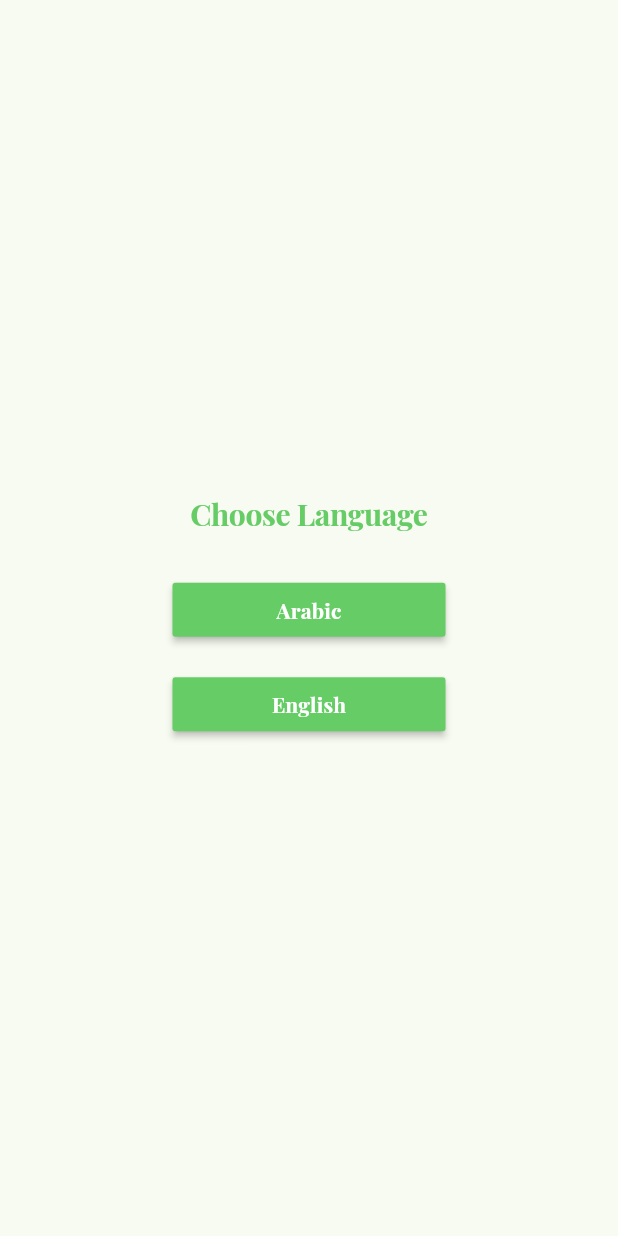
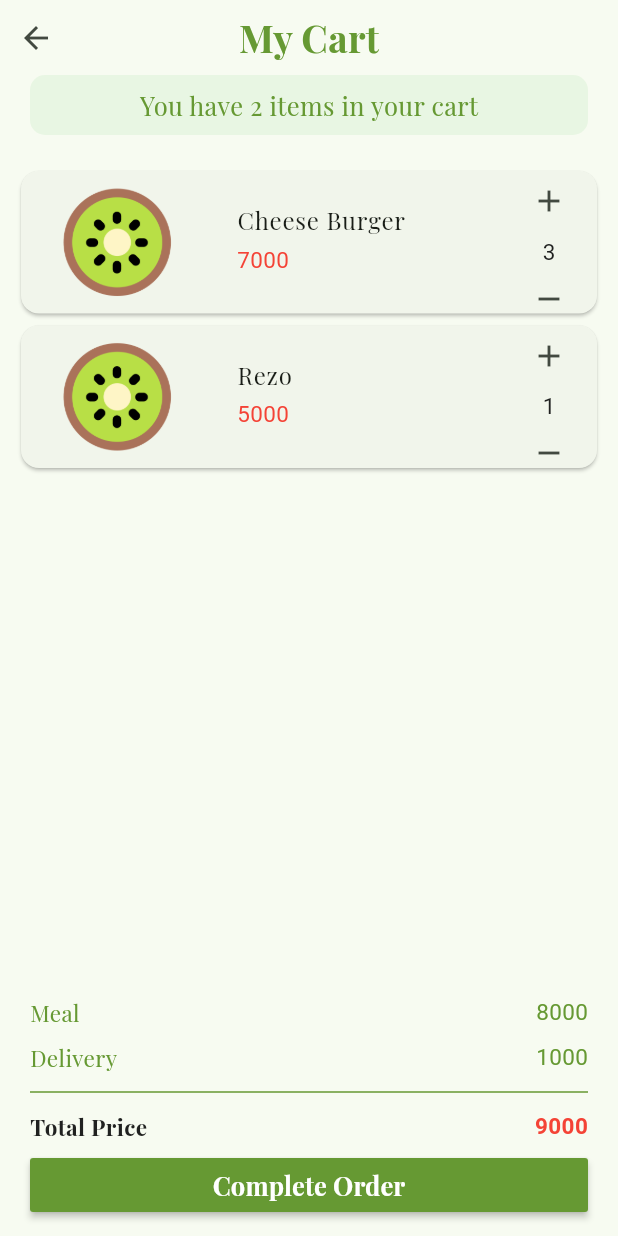
Before and after one commit to Abdullah-ms/kiwi, a Flutter app: the screen it shows after launch, on a phone screen of 412 x 824 dp. Run offline on Flutter 3.47's test engine with Material 3 defaults, Android fonts, the phone set to English and light mode, and no system bars; our stand-ins replace cached_network_image, dartz, flutter_otp_text_field, flutter_svg, get, lottie and 1 more; Roboto replaces fonts that are missing (sans); project files that could hold a hidden picture were left out.

Commit message:
initial commit

```diff
--- a/lib/routes.dart
+++ b/lib/routes.dart
@@ -9,6 +9,7 @@ import 'package:kiwi/view/screens/auth/success_SignUp.dart';
 import 'package:kiwi/view/screens/auth/forgetPassword/success_reset.dart';
 import 'package:kiwi/view/screens/auth/forgetPassword/verifyCode.dart';
 import 'package:kiwi/view/screens/auth/verifyCodeSignUp.dart';
+import 'package:kiwi/view/screens/cart.dart';
 import 'package:kiwi/view/screens/homeScreen.dart';
 import 'package:kiwi/view/screens/items.dart';
 import 'package:kiwi/view/screens/language.dart';
@@ -18,9 +19,8 @@ import 'package:kiwi/view/test_view.dart';
 import 'core/middleware/middlewareOne.dart';
 
 List<GetPage<dynamic>>? myGetPages = [
-  GetPage(
-      name: "/", page: () => const Language(), middlewares: [MiddleWareOne()]),
-  // GetPage(name: "/", page: () => const Products()),
+  // GetPage( name: "/", page: () => const Language(), middlewares: [MiddleWareOne()]),
+  GetPage(name: "/", page: () => const Cart()),
   GetPage(name: AppRoutes.onBoarding, page: () => const OnBoarding()),
   //Auth
   GetPage(name: AppRoutes.login, page: () => const Login()),
--- /dev/null
+++ b/lib/view/screens/cart.dart
@@ -0,0 +1,52 @@
+import 'package:flutter/material.dart';
+import '../widgets/cart/customBottomNavigationBar.dart';
+import '../widgets/cart/customItemsCartList.dart';
+import '../widgets/cart/topAppBarCart.dart';
+import '../widgets/cart/topCardCart.dart';
+
+class Cart extends StatelessWidget {
+  const Cart({super.key});
+
+  @override
+  Widget build(BuildContext context) {
+    return Scaffold(
+      bottomNavigationBar: CustomBottomNavigationBar(
+        price: '8000',
+        delivery: '1000',
+        totalPrice: '9000',
+      ),
+      body: Container(
+        child: ListView(
+          children: [
+            TopAppBarCart(
+              title: 'My Cart',
+            ),
+            TopCardCart(
+              message: 'You have 2 items in your cart',
+            ),
+            const SizedBox(
+              height: 10,
+            ),
+            Padding(
+              padding: const EdgeInsets.all(10),
+              child: Column(
+                children: [
+                  CustomItemsCartList(
+                    itemName: 'Cheese Burger',
+                    itemPrice: '7000',
+                    itemCount: '3',
+                  ),
+                  CustomItemsCartList(
+                    itemName: 'Rezo',
+                    itemPrice: '5000',
+                    itemCount: '1',
+                  ),
+                ],
+              ),
+            ),
+          ],
+        ),
+      ),
+    );
+  }
+}
--- a/lib/view/screens/products.dart
+++ b/lib/view/screens/products.dart
@@ -69,7 +69,7 @@ class Products extends StatelessWidget {
                       .bodyMedium!
                       .copyWith(color: AppColors.blackIntermediate),
                 ),
-                const SizedBox(
+/*                const SizedBox(
                   height: 10,
                 ),
                 Text(
@@ -82,7 +82,7 @@ class Products extends StatelessWidget {
                 const SizedBox(
                   height: 10,
                 ),
-                const SubItemsList()
+                const SubItemsList()*/
               ],
             ),
           ),
--- a/lib/view/screens/settings.dart
+++ b/lib/view/screens/settings.dart
@@ -32,7 +32,8 @@ class Settings extends StatelessWidget {
                   backgroundColor: AppColors.primaryColor,
                   backgroundImage: const AssetImage(MyImages.logo),
                 ),
-                ))
+              ),
+            ),
           ],
         ),
         const SizedBox(
@@ -44,28 +45,31 @@ class Settings extends StatelessWidget {
             child: Column(
               children: [
                 ListTile(
-                  title: Text("Disable Notifications"),
-                  trailing: Switch(value: true, onChanged: (val){}),
+                  title: const Text("Disable Notifications"),
+                  trailing: Switch(value: true, onChanged: (val) {}),
                 ),
                 Divider(color: AppColors.secondaryColor),
-                ListTile(
+                const ListTile(
                   title: Text("Addresses"),
                   trailing: Icon(Icons.location_on_outlined),
                 ),
                 Divider(color: AppColors.secondaryColor),
-                ListTile(
+                const ListTile(
                   title: Text("About us"),
                   trailing: Icon(Icons.info_outline),
                 ),
                 Divider(color: AppColors.secondaryColor),
-                ListTile(
+                const ListTile(
                   title: Text("Contact us"),
                   trailing: Icon(Icons.support_agent_outlined),
                 ),
                 Divider(color: AppColors.secondaryColor),
                 ListTile(
-                  title: Text("LogOut"),
-                  trailing: Icon(Icons.exit_to_app_outlined,color: Colors.red,),
+                  title: const Text("LogOut"),
+                  trailing: const Icon(
+                    Icons.exit_to_app_outlined,
+                    color: Colors.red,
+                  ),
                   onTap: () {
                     controllerImp.logOut();
                   },
--- /dev/null
+++ b/lib/view/widgets/cart/cartOrderButton.dart
@@ -0,0 +1,29 @@
+import 'package:flutter/material.dart';
+import 'package:get/get.dart';
+import '../../../core/constants/colors.dart';
+import '../../../core/localization/changeLocal.dart';
+
+class CustomButtonCart extends StatelessWidget {
+  final String textButton;
+  final void Function()? onPressed;
+
+  const CustomButtonCart({super.key, required this.textButton, this.onPressed});
+
+  @override
+  Widget build(BuildContext context) {
+    return GetBuilder<LangController>(
+        builder: (controller) => Container(
+          padding: const EdgeInsets.symmetric(horizontal: 20),
+          width: double.infinity,
+          child: MaterialButton(
+            color: AppColors.secondaryColor,
+            textColor: Colors.white,
+            onPressed: onPressed,
+            child: Text(
+              textButton,
+              style: const TextStyle(fontWeight: FontWeight.bold , fontSize: 17),
+            ),
+          ),
+        ));
+  }
+}
--- /dev/null
+++ b/lib/view/widgets/cart/customBottomNavigationBar.dart
@@ -0,0 +1,101 @@
+import 'package:flutter/material.dart';
+
+import '../../../core/constants/colors.dart';
+import 'cartOrderButton.dart';
+
+class CustomBottomNavigationBar extends StatelessWidget {
+  final String price ;
+  final String delivery ;
+  final String totalPrice ;
+
+  const CustomBottomNavigationBar({super.key, required this.price, required this.delivery, required this.totalPrice});
+
+  @override
+  Widget build(BuildContext context) {
+    return Container(
+      child: Column(
+        mainAxisSize: MainAxisSize.min,
+        children: [
+          Row(
+            mainAxisAlignment: MainAxisAlignment.spaceBetween,
+            children: [
+              Container(
+                  padding: const EdgeInsets.symmetric(horizontal: 20),
+                  child: Text(
+                    "Meal",
+                    style: TextStyle(
+                        fontSize: 15, color: AppColors.secondaryColor),
+                  )),
+              Container(
+                padding: const EdgeInsets.symmetric(horizontal: 20),
+                child: Text(
+                  price,
+                  style: TextStyle(
+                      fontSize: 15,
+                      color: AppColors.secondaryColor,
+                      fontFamily: "sans"),
+                ),
+              ),
+            ],
+          ),
+          Row(
+            mainAxisAlignment: MainAxisAlignment.spaceBetween,
+            children: [
+              Container(
+                  padding: const EdgeInsets.symmetric(horizontal: 20),
+                  child: Text("Delivery",
+                      style: TextStyle(
+                          fontSize: 15, color: AppColors.secondaryColor))),
+              Container(
+                padding: const EdgeInsets.symmetric(horizontal: 20),
+                child: Text(
+                  delivery,
+                  style: TextStyle(
+                      fontSize: 15,
+                      color: AppColors.secondaryColor,
+                      fontFamily: "sans"),
+                ),
+              ),
+            ],
+          ),
+          Padding(
+            padding: const EdgeInsets.symmetric(horizontal: 20),
+            child: Divider(
+              color: AppColors.secondaryColor,
+            ),
+          ),
+          Row(
+            mainAxisAlignment: MainAxisAlignment.spaceBetween,
+            children: [
+              Container(
+                padding: const EdgeInsets.symmetric(horizontal: 20),
+                child: Text(
+                  "Total Price",
+                  style: TextStyle(fontWeight: FontWeight.bold),
+                ),
+              ),
+              Container(
+                padding: const EdgeInsets.symmetric(horizontal: 20),
+                child: Text(
+                  totalPrice,
+                  style: TextStyle(
+                      fontWeight: FontWeight.bold,
+                      fontSize: 15,
+                      color: AppColors.red,
+                      fontFamily: "sans"),
+                ),
+              ),
+            ],
+          ),
+          CustomButtonCart(
+            textButton: 'Complete Order',
+            onPressed: () {},
+          ),
+          const SizedBox(
+            height: 10,
+          )
+        ],
+      ),
+    );
+  }
+}
--- /dev/null
+++ b/lib/view/widgets/cart/customItemsCartList.dart
@@ -0,0 +1,72 @@
+import 'package:flutter/material.dart';
+
+import '../../../core/constants/colors.dart';
+
+class CustomItemsCartList extends StatelessWidget {
+  final String itemName ;
+  final String itemPrice ;
+  final String itemCount ;
+
+  const CustomItemsCartList({super.key, required this.itemName, required this.itemPrice, required this.itemCount});
+
+  @override
+  Widget build(BuildContext context) {
+    return Card(
+      child: Container(
+        child: Row(
+          children: [
+            Expanded(
+              flex: 2,
+              child: Image.asset(
+                "assets/images/logo.png",
+                height: 90,
+              ),
+            ),
+            Expanded(
+              flex: 3,
+              child: ListTile(
+                title: Text(itemName),
+                subtitle: Text(
+                  itemPrice,
+                  style: TextStyle(
+                      fontSize: 15,
+                      color: AppColors.red,
+                      fontFamily: "sans"),
+                ),
+              ),
+            ),
+            Expanded(
+              flex: 1,
+              child: Column(
+                children: [
+                  SizedBox(
+                    height: 35,
+                    child: IconButton(
+                      onPressed: () {},
+                      icon: const Icon(Icons.add),
+                    ),
+                  ),
+                  Container(
+                    height: 30,
+                    padding: const EdgeInsets.only(top: 4),
+                    child: Text(
+                      itemCount,
+                      style: const TextStyle(fontFamily: "sans"),
+                    ),
+                  ),
+                  SizedBox(
+                    height: 30,
+                    child: IconButton(
+                      onPressed: () {},
+                      icon: const Icon(Icons.remove),
+                    ),
+                  ),
+                ],
+              ),
+            ),
+          ],
+        ),
+      ),
+    );
+  }
+}
--- /dev/null
+++ b/lib/view/widgets/cart/topAppBarCart.dart
@@ -0,0 +1,40 @@
+import 'package:flutter/material.dart';
+
+import '../../../core/constants/colors.dart';
+
+class TopAppBarCart extends StatelessWidget {
+  final String title ;
+  const TopAppBarCart({super.key, required this.title});
+
+  @override
+  Widget build(BuildContext context) {
+    return Container(
+      alignment: Alignment.center,
+      child: Row(
+        children: [
+          Expanded(
+            child: Container(
+                alignment: Alignment.centerLeft,
+                child: IconButton(
+                  onPressed: () {},
+                  icon: const Icon(Icons.arrow_back_outlined),
+                )),
+          ),
+          Expanded(
+            child: Container(
+              alignment: Alignment.center,
+              child: Text(
+                title,
+                style: TextStyle(
+                    fontSize: 25,
+                    fontWeight: FontWeight.bold,
+                    color: AppColors.secondaryColor),
+              ),
+            ),
+          ),
+          const Spacer(),
+        ],
+      ),
+    );
+  }
+}
--- /dev/null
+++ b/lib/view/widgets/cart/topCardCart.dart
@@ -0,0 +1,30 @@
+import 'package:flutter/material.dart';
+
+import '../../../core/constants/colors.dart';
+
+class TopCardCart extends StatelessWidget {
+  final String message ;
+  const TopCardCart({super.key, required this.message});
+
+  @override
+  Widget build(BuildContext context) {
+    return Container(
+      alignment: Alignment.center,
+      margin: const EdgeInsets.symmetric(horizontal: 20),
+      height: 40,
+      decoration: BoxDecoration(
+          color: AppColors.primaryColor.withOpacity(0.1),
+          borderRadius: BorderRadius.circular(10)),
+      child: Padding(
+        padding: const EdgeInsets.symmetric(
+          horizontal: 20,
+        ),
+        child: Text(
+          message,
+          style:
+          TextStyle(color: AppColors.secondaryColor, fontSize: 17),
+        ),
+      ),
+    );
+  }
+}
```
Lines whose indentation alone changed are shown as unchanged.
